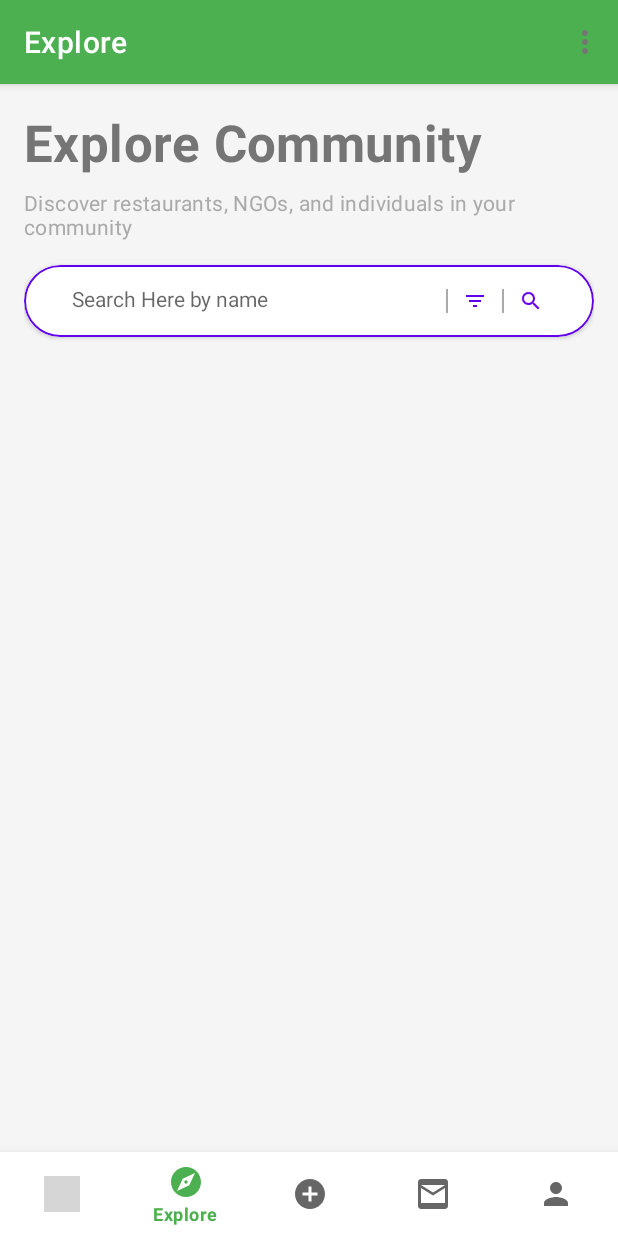
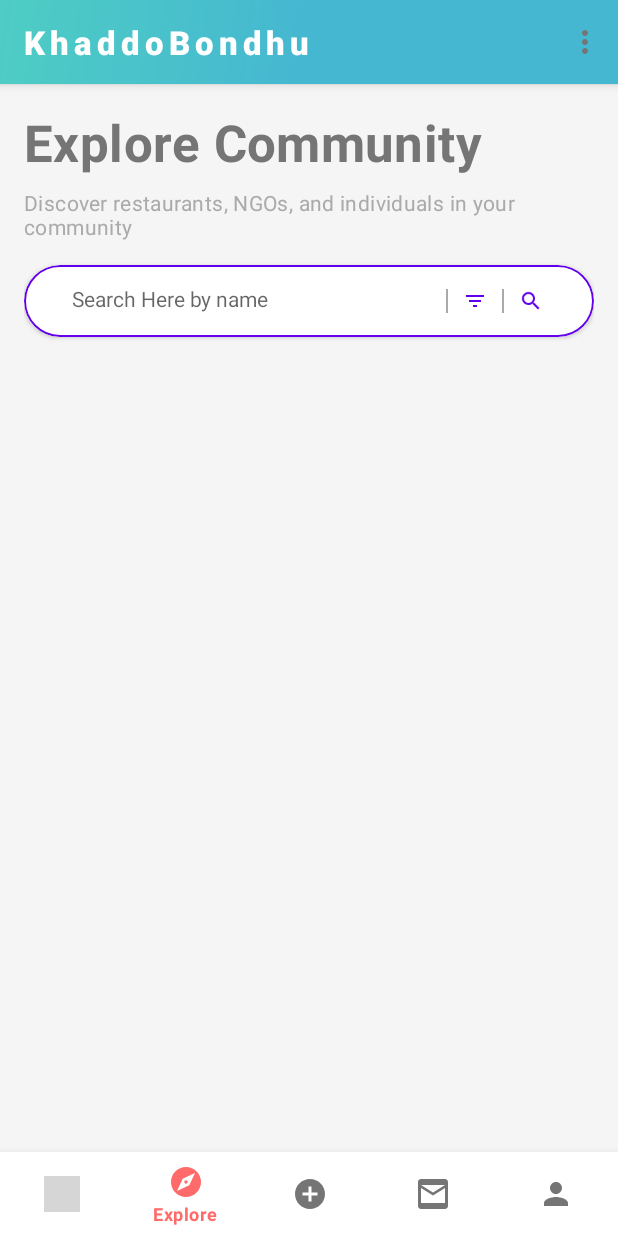
Before and after one commit to robiul-islam-ridoy/KhaddoBondhu, an Android app: the screen it shows after launch once a user with an empty profile is signed in (MainActivity), item 2 of the bottom bar chosen, on a phone screen of 412 x 824 dp. Run offline under Robolectric (Android 15) with nearby library versions, the phone set to English and light mode, and no system bars; our stand-ins replace Firebase (no records; nobody signed in at launch, a user with empty details on screens opened directly), navigation-ui; pictures from the network do not load; grey boxes are pictures that could not be loaded.

Commit message:
UI/UX Theme Transformation - Beautiful gradient toolbars, static app branding, and enhanced navigation

```diff
--- a/app/src/main/java/com/example/khaddobondhu/MainActivity.java
+++ b/app/src/main/java/com/example/khaddobondhu/MainActivity.java
@@ -68,7 +68,7 @@ public class MainActivity extends AppCompatActivity {
                 R.id.navigation_profile
         ).build();
 
-        NavigationUI.setupActionBarWithNavController(this, navController, appBarConfiguration);
+        // Don't use NavigationUI for title updates - keep static title
         NavigationUI.setupWithNavController(navView, navController);
 
         // Listen for navigation changes to update toolbar and trigger refresh
--- a/app/src/main/java/com/example/khaddobondhu/ui/post/EditPostActivity.java
+++ b/app/src/main/java/com/example/khaddobondhu/ui/post/EditPostActivity.java
@@ -101,7 +101,7 @@ public class EditPostActivity extends AppCompatActivity {
         setSupportActionBar(findViewById(R.id.toolbar));
         if (getSupportActionBar() != null) {
             getSupportActionBar().setDisplayHomeAsUpEnabled(true);
-            getSupportActionBar().setTitle("Edit Post");
+            getSupportActionBar().setTitle(R.string.app_name);
         }
 
         // Setup spinners
--- a/app/src/main/java/com/example/khaddobondhu/ui/post/PostDetailActivity.java
+++ b/app/src/main/java/com/example/khaddobondhu/ui/post/PostDetailActivity.java
@@ -52,7 +52,7 @@ public class PostDetailActivity extends AppCompatActivity {
         setSupportActionBar(binding.toolbar);
         if (getSupportActionBar() != null) {
             getSupportActionBar().setDisplayHomeAsUpEnabled(true);
-            getSupportActionBar().setTitle("Post Details");
+            getSupportActionBar().setTitle(R.string.app_name);
         }
     }
 
--- a/app/src/main/java/com/example/khaddobondhu/ui/profile/UserProfileViewActivity.java
+++ b/app/src/main/java/com/example/khaddobondhu/ui/profile/UserProfileViewActivity.java
@@ -108,7 +108,7 @@ public class UserProfileViewActivity extends AppCompatActivity {
         setSupportActionBar(toolbar);
         if (getSupportActionBar() != null) {
             getSupportActionBar().setDisplayHomeAsUpEnabled(true);
-            getSupportActionBar().setTitle(userName != null ? userName : "User Profile");
+            getSupportActionBar().setTitle(R.string.app_name);
         }
     }
 
@@ -214,9 +214,9 @@ public class UserProfileViewActivity extends AppCompatActivity {
             Log.d(TAG, "Profile picture set to default icon");
         }
 
-        // Update toolbar title
+        // Keep static app name in toolbar
         if (getSupportActionBar() != null) {
-            getSupportActionBar().setTitle(user.getName() != null ? user.getName() : "User Profile");
+            getSupportActionBar().setTitle(R.string.app_name);
         }
     }
 
--- /dev/null
+++ b/app/src/main/res/color/bottom_nav_color.xml
@@ -0,0 +1,5 @@
+<?xml version="1.0" encoding="utf-8"?>
+<selector xmlns:android="http://schemas.android.com/apk/res/android">
+    <item android:state_checked="true" android:color="@color/primary" />
+    <item android:color="@color/text_secondary" />
+</selector>
--- /dev/null
+++ b/app/src/main/res/drawable/toolbar_gradient_background.xml
@@ -0,0 +1,9 @@
+<?xml version="1.0" encoding="utf-8"?>
+<shape xmlns:android="http://schemas.android.com/apk/res/android">
+    <gradient
+        android:angle="315"
+        android:startColor="#4ECDC4"
+        android:centerColor="#45B7D1"
+        android:endColor="#45B7D1"
+        android:type="linear" />
+</shape>
--- a/app/src/main/res/layout/activity_main.xml
+++ b/app/src/main/res/layout/activity_main.xml
@@ -13,9 +13,10 @@
             android:id="@+id/toolbar"
             android:layout_width="match_parent"
             android:layout_height="?attr/actionBarSize"
-            android:background="?attr/colorPrimary"
+            android:background="@drawable/toolbar_gradient_background"
+            app:title="@string/app_name"
             app:titleTextColor="@color/white"
-            app:title="@string/app_name" />
+            app:titleTextAppearance="@style/ToolbarTitleStyle" />
 
     </com.google.android.material.appbar.AppBarLayout>
 
@@ -33,7 +34,7 @@
         android:layout_width="match_parent"
         android:layout_height="wrap_content"
         android:layout_gravity="bottom"
-        android:background="@color/white"
+        style="@style/BottomNavigationStyle"
         app:menu="@menu/bottom_nav_menu" />
 
 </androidx.coordinatorlayout.widget.CoordinatorLayout>
--- a/app/src/main/res/layout/activity_post_detail.xml
+++ b/app/src/main/res/layout/activity_post_detail.xml
@@ -13,8 +13,10 @@
             android:id="@+id/toolbar"
             android:layout_width="match_parent"
             android:layout_height="?attr/actionBarSize"
-            android:background="?attr/colorPrimary"
-            app:titleTextColor="@color/white" />
+            android:background="@drawable/toolbar_gradient_background"
+            app:title="@string/app_name"
+            app:titleTextColor="@color/white"
+            app:titleTextAppearance="@style/ToolbarTitleStyle" />
 
     </com.google.android.material.appbar.AppBarLayout>
 
--- a/app/src/main/res/navigation/nav_graph.xml
+++ b/app/src/main/res/navigation/nav_graph.xml
@@ -7,27 +7,27 @@
     <fragment
         android:id="@+id/navigation_home"
         android:name="com.example.khaddobondhu.ui.home.HomeFragment"
-        android:label="@string/title_home" />
+        android:label="@string/app_name" />
 
     <fragment
         android:id="@+id/navigation_explore"
         android:name="com.example.khaddobondhu.ui.explore.ExploreFragment"
-        android:label="@string/title_explore" />
+        android:label="@string/app_name" />
 
     <fragment
         android:id="@+id/navigation_create_post"
         android:name="com.example.khaddobondhu.ui.createpost.CreatePostFragment"
-        android:label="@string/title_create_post" />
+        android:label="@string/app_name" />
 
     <fragment
         android:id="@+id/navigation_messages"
         android:name="com.example.khaddobondhu.ui.messages.MessagesFragment"
-        android:label="@string/title_messages" />
+        android:label="@string/app_name" />
 
     <fragment
         android:id="@+id/navigation_profile"
         android:name="com.example.khaddobondhu.ui.profile.ProfileFragment"
-        android:label="@string/title_profile" />
+        android:label="@string/app_name" />
 
     <fragment
         android:id="@+id/navigation_login"
--- a/app/src/main/res/values/colors.xml
+++ b/app/src/main/res/values/colors.xml
@@ -1,9 +1,9 @@
 <?xml version="1.0" encoding="utf-8"?>
 <resources>
-    <color name="primary">#FF4CAF50</color>
-    <color name="primary_dark">#388E3C</color>
-    <color name="primary_light">#C8E6C9</color>
-    <color name="accent">#FF9800</color>
+    <color name="primary">#FF6B6B</color>
+    <color name="primary_dark">#4ECDC4</color>
+    <color name="primary_light">#45B7D1</color>
+    <color name="accent">#4ECDC4</color>
     <color name="primary_text">#212121</color>
     <color name="secondary_text">#757575</color>
     <color name="icons">#FFFFFF</color>
@@ -20,9 +20,9 @@
     <color name="purple_700">#FF3700B3</color>
     <color name="teal_200">#FF03DAC5</color>
     <color name="teal_700">#FF018786</color>
-    <color name="primary_color">#FF6B73FF</color>
-    <color name="primary_dark_color">#FF5A67D6</color>
-    <color name="accent_color">#FFFF6B6B</color>
+    <color name="primary_color">#FF6B6B</color>
+    <color name="primary_dark_color">#4ECDC4</color>
+    <color name="accent_color">#45B7D1</color>
     <color name="background_light">#FFF5F5F5</color>
     <color name="surface_color">#FFFFFFFF</color>
     <color name="text_primary">#FF212121</color>
--- a/app/src/main/res/values/themes.xml
+++ b/app/src/main/res/values/themes.xml
@@ -42,4 +42,21 @@
         <item name="android:statusBarColor">@android:color/transparent</item>
         <item name="android:windowLightStatusBar">false</item>
     </style>
+
+    <style name="ToolbarTitleStyle" parent="TextAppearance.MaterialComponents.Headline6">
+        <item name="android:gravity">center</item>
+        <item name="android:layout_gravity">center</item>
+        <item name="android:textAlignment">center</item>
+        <item name="android:textStyle">bold</item>
+        <item name="android:letterSpacing">0.15</item>
+        <item name="android:textSize">22sp</item>
+        <item name="android:fontFamily">sans-serif-medium</item>
+    </style>
+
+    <style name="BottomNavigationStyle" parent="Widget.MaterialComponents.BottomNavigationView">
+        <item name="itemIconTint">@color/bottom_nav_color</item>
+        <item name="itemTextColor">@color/bottom_nav_color</item>
+        <item name="android:background">@color/white</item>
+        <item name="elevation">8dp</item>
+    </style>
 </resources>
```
Also changed, not shown: app/src/main/java/com/example/khaddobondhu/ChatActivity.java (+7 -3 lines), app/src/main/res/layout/activity_chat.xml (+4 -12 lines), app/src/main/res/layout/activity_edit_post.xml (+5 -2 lines), app/src/main/res/layout/activity_user_profile_view.xml (+4 -3 lines), 1 other file.
